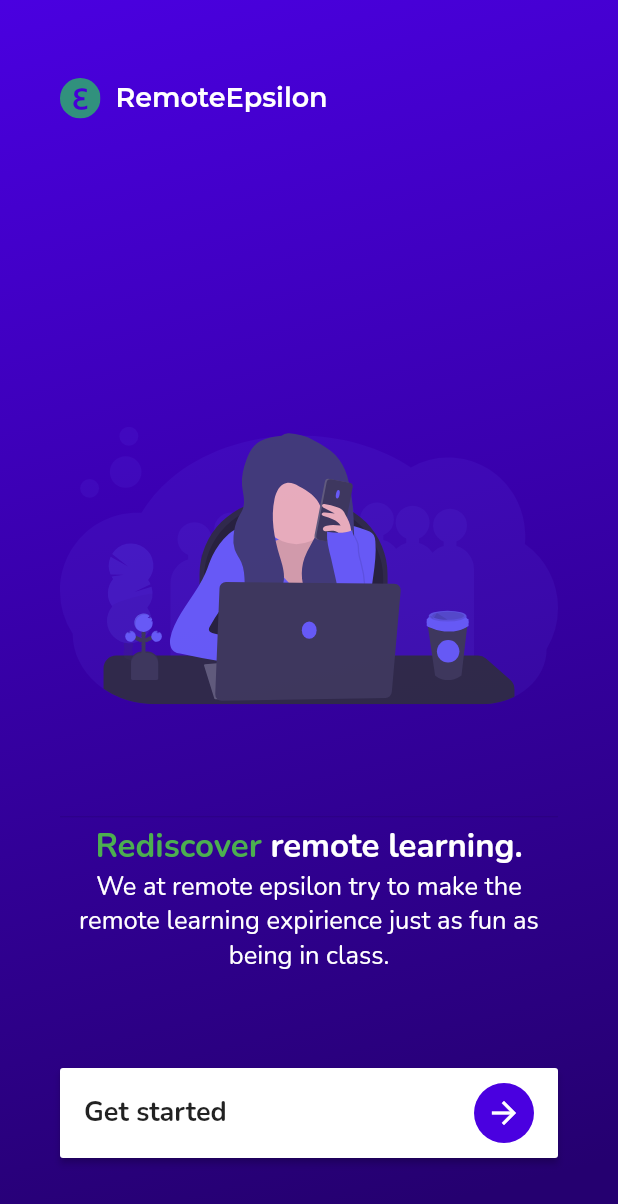
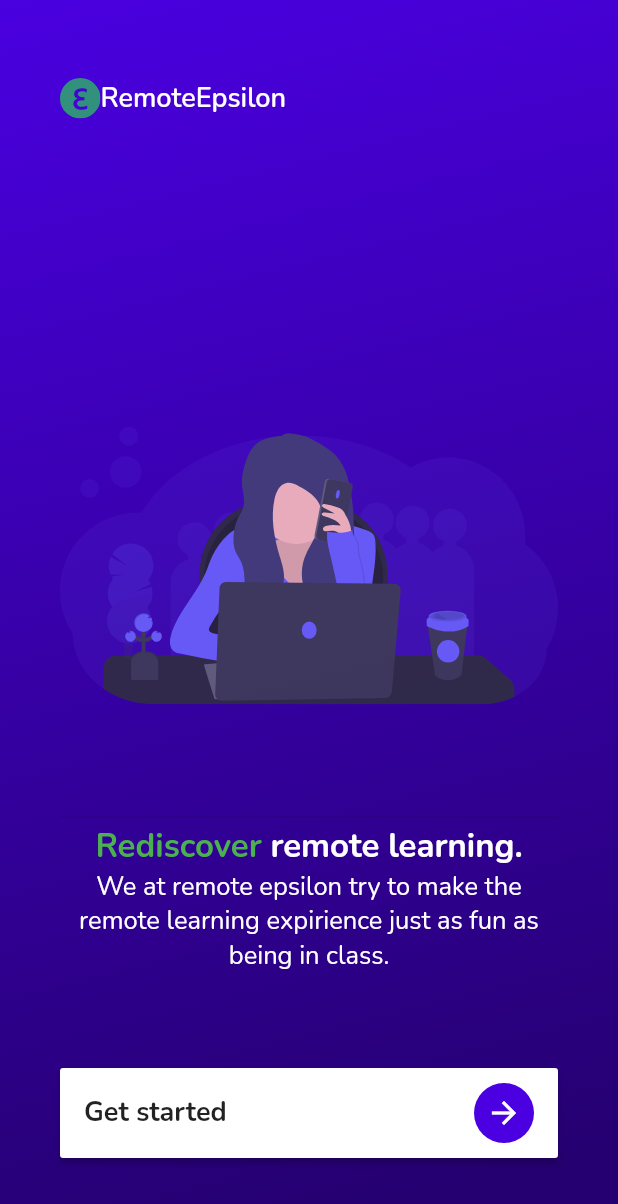
Before and after one commit to ilayalmalem/Zvia-Lavi-Project, a Flutter app: the screen it shows after launch, on a phone screen of 412 x 824 dp. Shown: the top 1204 px of the screen. Run offline on Flutter 3.47's test engine with Material 2 defaults, Android fonts, the phone set to English and light mode, and no system bars; our stand-ins replace flutter_svg, google_fonts.

Commit message:
v1.1.1+1
Optimize app performance by removing repetetive code and removing main.dart import in login page.

```diff
--- a/lib/components/LoginForm.dart
+++ b/lib/components/LoginForm.dart
@@ -1,8 +1,9 @@
 import 'package:flutter/material.dart';
 import 'package:flutter_svg/svg.dart';
+import 'package:testapplicacs/components/Logo.dart';
 import './globals.dart' as globals;
-import '../main.dart';
 import './checkbox.dart';
+import '../helpers/HexColor.dart';
 
 class LoginForm extends StatefulWidget {
   @override
@@ -41,13 +42,7 @@ class _LoginFormState extends State<LoginForm> {
                     children: <Widget>[
                       SvgPicture.asset('assets/logo.svg'),
                       Divider(),
-                        Text('RemoteEpsilon',
-                            style: TextStyle(
-                              color: Colors.white,
-                              fontWeight: FontWeight.w600,
-                               fontSize: 18
-                            )
-                        )
+                      Logo()
                     ],
                   ),
                 ),
--- /dev/null
+++ b/lib/components/Logo.dart
@@ -0,0 +1,14 @@
+import 'package:flutter/material.dart';
+
+class Logo extends StatelessWidget {
+  Widget build(BuildContext context) {
+    return Text(
+      'RemoteEpsilon',
+      style: TextStyle(
+        color: Colors.white,
+        fontWeight: FontWeight.w600,
+        fontSize: 18
+      )
+    );
+  }
+}
--- /dev/null
+++ b/lib/helpers/HexColor.dart
@@ -0,0 +1,13 @@
+import 'dart:ui';
+
+class HexColor extends Color {
+  static int _getColorFromHex(String hexColor) {
+    hexColor = hexColor.toUpperCase().replaceAll("#", "");
+    if (hexColor.length == 6) {
+      hexColor = "FF" + hexColor;
+    }
+    return int.parse(hexColor, radix: 16);
+  }
+
+  HexColor(final String hexColor) : super(_getColorFromHex(hexColor));
+}
--- a/lib/main.dart
+++ b/lib/main.dart
@@ -3,32 +3,21 @@ import 'package:google_fonts/google_fonts.dart';
 import 'package:testapplicacs/components/LoginForm.dart';
 import 'package:flutter_svg/flutter_svg.dart';
 import './components/globals.dart' as globals;
-
-class HexColor extends Color {
-  static int _getColorFromHex(String hexColor) {
-    hexColor = hexColor.toUpperCase().replaceAll("#", "");
-    if (hexColor.length == 6) {
-      hexColor = "FF" + hexColor;
-    }
-    return int.parse(hexColor, radix: 16);
-  }
-
-  HexColor(final String hexColor) : super(_getColorFromHex(hexColor));
-}
+import './helpers/HexColor.dart';
+import 'components/Logo.dart';
 
 void main() {
   globals.isCheckboxChecked = false;
-  runApp(MyApp());
+  runApp(App());
 }
 
-class MyApp extends StatelessWidget {
+class App extends StatelessWidget {
   // This widget is the root of your application.
   @override
   Widget build(BuildContext context) {
     return MaterialApp(
-      title: 'Project Lavi',
+      title: 'Remote Epsilon',
       theme: ThemeData(
-          primarySwatch: Colors.blue,
         textTheme: GoogleFonts.nunitoTextTheme(
           Theme.of(context).textTheme.copyWith(
             subtitle1: TextStyle(color: Colors.white)
@@ -46,7 +35,6 @@ class MyApp extends StatelessWidget {
       ),
 
       home: Container(
-        // If not authenticated
         child: WelcomePage(),
       ),
     );
@@ -68,7 +56,6 @@ class WelcomePage extends StatelessWidget {
                   top: 52.0, bottom: 52.0, left: 40.0, right: 40.0),
               child: SizedBox.expand(
                 child: Column(
-                    // logo
                     children: <Widget>[
                       Expanded(
                         flex: 1,
@@ -77,12 +64,7 @@ class WelcomePage extends StatelessWidget {
                           child: Row(
                             children: <Widget>[
                               SvgPicture.asset('assets/logo.svg'),
-                              Text('  RemoteEpsilon',
-                                style: GoogleFonts.montserrat(
-                                    textStyle: TextStyle(
-                                        color: Colors.white,
-                                        fontWeight: FontWeight.w600,
-                                        fontSize: 18)))
+                              Logo()
                               ],
                           ),
                         ),
--- a/pubspec.yaml
+++ b/pubspec.yaml
@@ -15,7 +15,7 @@ publish_to: 'none' # Remove this line if you wish to publish to pub.dev
 # In iOS, build-name is used as CFBundleShortVersionString while build-number used as CFBundleVersion.
 # Read more about iOS versioning at
 # https://developer.apple.com/library/archive/documentation/General/Reference/InfoPlistKeyReference/Articles/CoreFoundationKeys.html
-version: 1.0.0+1
+version: 1.1.1+1
 
 environment:
   sdk: ">=2.7.0 <3.0.0"
```
Also changed, not shown: 2 other files. Lines whose indentation alone changed are shown as unchanged.
